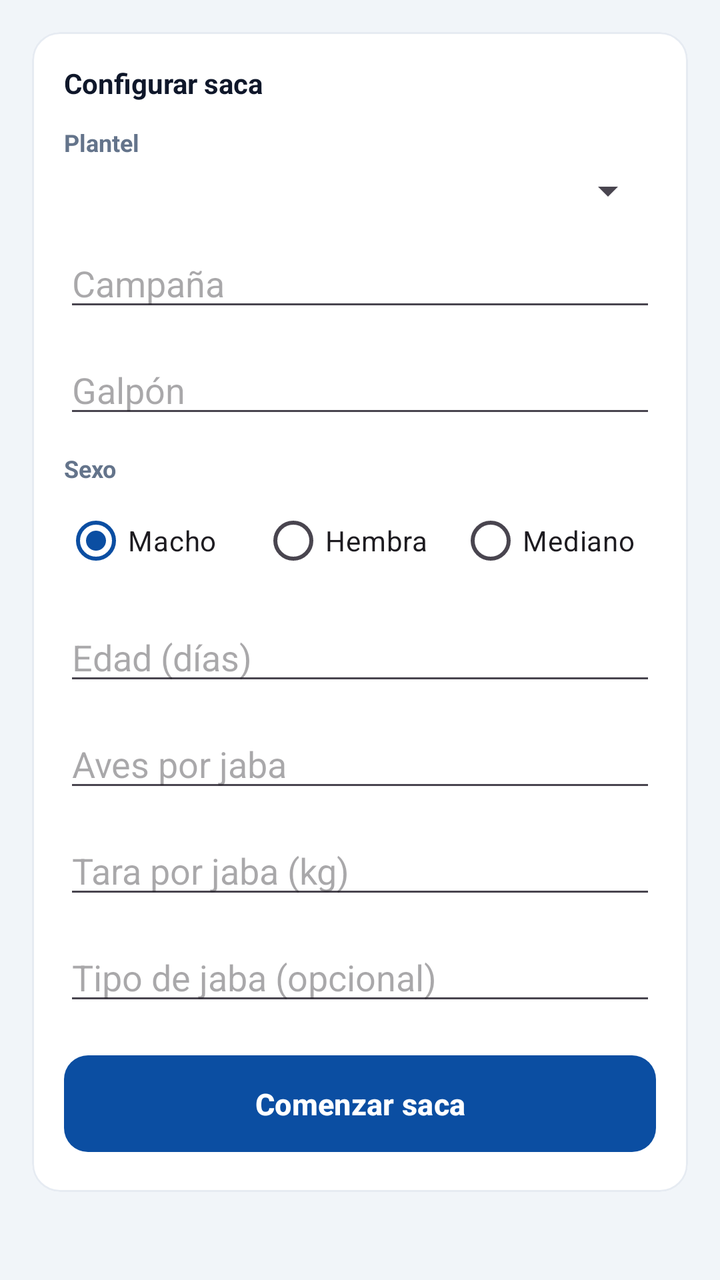
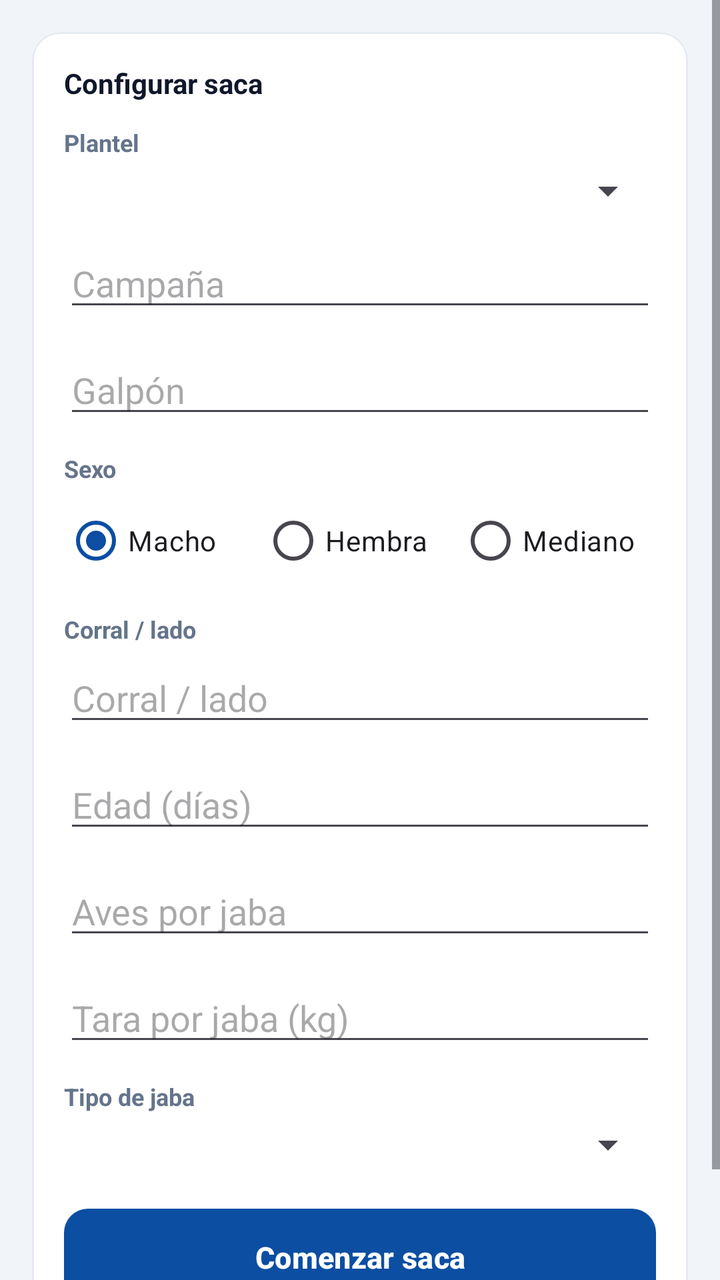

An Android layout rendered at two revisions. The XML below is the earlier revision; the diff shows what the commit changed to produce the second picture.
<!-- AndroidManifest.xml: application theme Theme.BasculaRangerTest -->
<!-- res/layout/fragment_saca_setup.xml -->
<?xml version="1.0" encoding="utf-8"?>
<ScrollView xmlns:android="http://schemas.android.com/apk/res/android"
    android:layout_width="match_parent"
    android:layout_height="match_parent"
    android:background="@color/sf_bg">

    <LinearLayout
        android:layout_width="match_parent"
        android:layout_height="wrap_content"
        android:orientation="vertical"
        android:padding="16dp">

        <com.google.android.material.card.MaterialCardView
            style="@style/SfCard"
            android:layout_width="match_parent"
            android:layout_height="wrap_content">

            <LinearLayout
                android:layout_width="match_parent"
                android:layout_height="wrap_content"
                android:orientation="vertical"
                android:padding="16dp">

                <TextView
                    style="@style/SfSectionTitle"
                    android:layout_width="wrap_content"
                    android:layout_height="wrap_content"
                    android:text="@string/title_saca_setup" />

                <TextView
                    style="@style/SfFieldLabel"
                    android:layout_width="match_parent"
                    android:layout_height="wrap_content"
                    android:text="@string/label_plantel" />

                <Spinner
                    android:id="@+id/spinnerPlantelSaca"
                    android:layout_width="match_parent"
                    android:layout_height="wrap_content"
                    android:layout_marginBottom="12dp" />

                <EditText
                    android:id="@+id/editCampaniaSaca"
                    android:layout_width="match_parent"
                    android:layout_height="wrap_content"
                    android:hint="@string/label_campania"
                    android:layout_marginBottom="12dp" />

                <EditText
                    android:id="@+id/editGalponSaca"
                    android:layout_width="match_parent"
                    android:layout_height="wrap_content"
                    android:hint="@string/label_galpon"
                    android:layout_marginBottom="12dp" />

                <TextView
                    style="@style/SfFieldLabel"
                    android:layout_width="match_parent"
                    android:layout_height="wrap_content"
                    android:text="@string/label_sexo" />

                <RadioGroup
                    android:id="@+id/radioGroupCategoriaSaca"
                    android:layout_width="match_parent"
                    android:layout_height="wrap_content"
                    android:orientation="horizontal"
                    android:layout_marginBottom="12dp">

                    <RadioButton
                        android:id="@+id/radioSacaMacho"
                        android:layout_width="0dp"
                        android:layout_height="wrap_content"
                        android:layout_weight="1"
                        android:checked="true"
                        android:text="@string/categoria_macho" />

                    <RadioButton
                        android:id="@+id/radioSacaHembra"
                        android:layout_width="0dp"
                        android:layout_height="wrap_content"
                        android:layout_weight="1"
                        android:text="@string/categoria_hembra" />

                    <RadioButton
                        android:id="@+id/radioSacaMediano"
                        android:layout_width="0dp"
                        android:layout_height="wrap_content"
                        android:layout_weight="1"
                        android:text="@string/categoria_mediano" />
                </RadioGroup>

                <EditText
                    android:id="@+id/editEdadSaca"
                    android:layout_width="match_parent"
                    android:layout_height="wrap_content"
                    android:hint="@string/label_edad"
                    android:inputType="number"
                    android:layout_marginBottom="12dp" />

                <EditText
                    android:id="@+id/editAvesPorJaba"
                    android:layout_width="match_parent"
                    android:layout_height="wrap_content"
                    android:hint="@string/label_aves_por_jaba"
                    android:inputType="number"
                    android:layout_marginBottom="12dp" />

                <EditText
                    android:id="@+id/editTaraJaba"
                    android:layout_width="match_parent"
                    android:layout_height="wrap_content"
                    android:hint="@string/label_tara_jaba"
                    android:inputType="numberDecimal"
                    android:layout_marginBottom="12dp" />

                <EditText
                    android:id="@+id/editTipoJaba"
                    android:layout_width="match_parent"
                    android:layout_height="wrap_content"
                    android:hint="@string/label_tipo_jaba"
                    android:layout_marginBottom="16dp" />

                <com.google.android.material.button.MaterialButton
                    android:id="@+id/buttonStartSaca"
                    style="@style/SfButtonPrimary"
                    android:layout_width="match_parent"
                    android:layout_height="wrap_content"
                    android:text="@string/action_start_saca" />

                <ProgressBar
                    android:id="@+id/progressSacaSetup"
                    style="?android:attr/progressBarStyleSmall"
                    android:layout_width="wrap_content"
                    android:layout_height="wrap_content"
                    android:layout_gravity="center"
                    android:layout_marginTop="12dp"
                    android:visibility="gone" />

                <TextView
                    android:id="@+id/textSacaSetupError"
                    android:layout_width="match_parent"
                    android:layout_height="wrap_content"
                    android:textColor="@color/sf_red"
                    android:textSize="13sp"
                    android:layout_marginTop="12dp"
                    android:visibility="gone" />
            </LinearLayout>
        </com.google.android.material.card.MaterialCardView>
    </LinearLayout>
</ScrollView>
<!-- resources referenced by this layout -->
<resources>
  <color name="sf_bg">#F1F5F9</color>
  <color name="sf_red">#E2231A</color>
  <string name="action_start_saca">Comenzar saca</string>
  <string name="categoria_hembra">Hembra</string>
  <string name="categoria_macho">Macho</string>
  <string name="categoria_mediano">Mediano</string>
  <string name="label_aves_por_jaba">Aves por jaba</string>
  <string name="label_campania">Campaña</string>
  <string name="label_edad">Edad (días)</string>
  <string name="label_galpon">Galpón</string>
  <string name="label_plantel">Plantel</string>
  <string name="label_sexo">Sexo</string>
  <string name="label_tara_jaba">Tara por jaba (kg)</string>
  <string name="label_tipo_jaba">Tipo de jaba (opcional)</string>
  <string name="title_saca_setup">Configurar saca</string>
  <style name="SfButtonPrimary" parent="Widget.Material3.Button">
          <item name="android:textSize">15sp</item>
          <item name="android:textStyle">bold</item>
          <item name="android:paddingTop">14dp</item>
          <item name="android:paddingBottom">14dp</item>
          <item name="backgroundTint">@color/sf_blue</item>
          <item name="android:textColor">@color/sf_white</item>
          <item name="cornerRadius">12dp</item>
      </style>
  <style name="SfCard" parent="Widget.Material3.CardView.Outlined">
          <item name="cardBackgroundColor">@color/sf_white</item>
          <item name="cardCornerRadius">14dp</item>
          <item name="cardElevation">0dp</item>
          <item name="strokeColor">@color/sf_line</item>
          <item name="strokeWidth">1dp</item>
          <item name="android:layout_marginBottom">12dp</item>
      </style>
  <style name="SfFieldLabel">
          <item name="android:textSize">12sp</item>
          <item name="android:textStyle">bold</item>
          <item name="android:textColor">@color/sf_muted</item>
          <item name="android:layout_marginBottom">4dp</item>
      </style>
  <style name="SfSectionTitle">
          <item name="android:textSize">14sp</item>
          <item name="android:textStyle">bold</item>
          <item name="android:textColor">@color/sf_ink</item>
          <item name="android:layout_marginBottom">12dp</item>
      </style>
  <style name="Theme.BasculaRangerTest" parent="Theme.Material3.DayNight.NoActionBar">
          <item name="colorPrimary">@color/sf_blue</item>
          <item name="colorOnPrimary">@color/sf_white</item>
          <item name="colorPrimaryContainer">@color/sf_blue_container</item>
          <item name="colorOnPrimaryContainer">@color/sf_blue_deep</item>
          <item name="colorSecondary">@color/sf_blue_deep</item>
          <item name="colorOnSecondary">@color/sf_white</item>
          <item name="colorSecondaryContainer">@color/sf_cyan</item>
          <item name="colorOnSecondaryContainer">@color/sf_blue_deep</item>
          <item name="colorError">@color/sf_red</item>
          <item name="android:statusBarColor">@color/sf_blue_deep</item>
          <item name="android:windowLightStatusBar" tools:targetApi="23">false</item>
      </style>
  <color name="sf_blue">#0B4EA2</color>
  <color name="sf_white">#FFFFFF</color>
  <color name="sf_line">#E6EBF2</color>
  <color name="sf_muted">#64748B</color>
  <color name="sf_ink">#0F172A</color>
  <color name="sf_blue_container">#E3ECF8</color>
  <color name="sf_blue_deep">#002F86</color>
  <color name="sf_cyan">#A6DCEA</color>
</resources>

<!-- the commit's change to res/layout/fragment_saca_setup.xml (unified diff, before → after) -->
@@ -89,6 +89,19 @@
                         android:text="@string/categoria_mediano" />
                 </RadioGroup>
 
+                <TextView
+                    style="@style/SfFieldLabel"
+                    android:layout_width="match_parent"
+                    android:layout_height="wrap_content"
+                    android:text="@string/label_corral_lado" />
+
+                <EditText
+                    android:id="@+id/editCorralSaca"
+                    android:layout_width="match_parent"
+                    android:layout_height="wrap_content"
+                    android:hint="@string/label_corral_lado"
+                    android:layout_marginBottom="12dp" />
+
                 <EditText
                     android:id="@+id/editEdadSaca"
                     android:layout_width="match_parent"
@@ -113,11 +126,16 @@
                     android:inputType="numberDecimal"
                     android:layout_marginBottom="12dp" />
 
-                <EditText
-                    android:id="@+id/editTipoJaba"
+                <TextView
+                    style="@style/SfFieldLabel"
                     android:layout_width="match_parent"
                     android:layout_height="wrap_content"
-                    android:hint="@string/label_tipo_jaba"
+                    android:text="@string/label_tipo_jaba" />
+
+                <Spinner
+                    android:id="@+id/spinnerTipoJaba"
+                    android:layout_width="match_parent"
+                    android:layout_height="wrap_content"
                     android:layout_marginBottom="16dp" />
 
                 <com.google.android.material.button.MaterialButton
<!-- resource entries referenced after the edit -->
@@ -8,12 +8,13 @@
   <string name="categoria_mediano">Mediano</string>
   <string name="label_aves_por_jaba">Aves por jaba</string>
   <string name="label_campania">Campaña</string>
+  <string name="label_corral_lado">Corral / lado</string>
   <string name="label_edad">Edad (días)</string>
   <string name="label_galpon">Galpón</string>
   <string name="label_plantel">Plantel</string>
   <string name="label_sexo">Sexo</string>
   <string name="label_tara_jaba">Tara por jaba (kg)</string>
-  <string name="label_tipo_jaba">Tipo de jaba (opcional)</string>
+  <string name="label_tipo_jaba">Tipo de jaba</string>
   <string name="title_saca_setup">Configurar saca</string>
   <style name="SfButtonPrimary" parent="Widget.Material3.Button">
           <item name="android:textSize">15sp</item>
